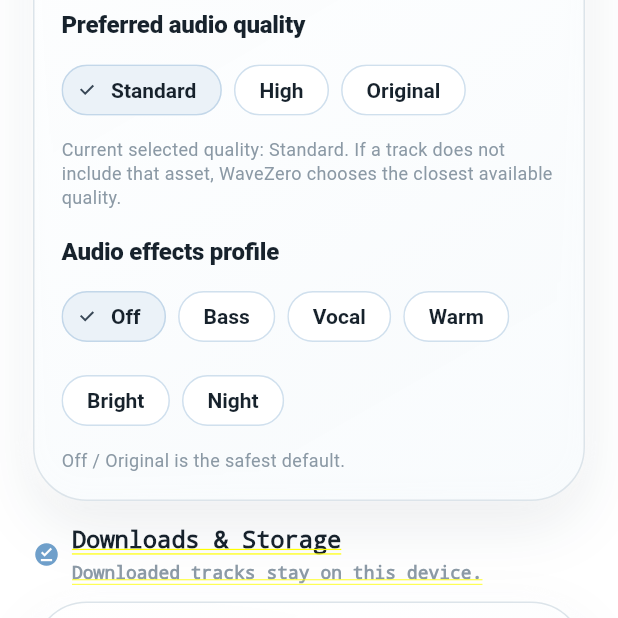
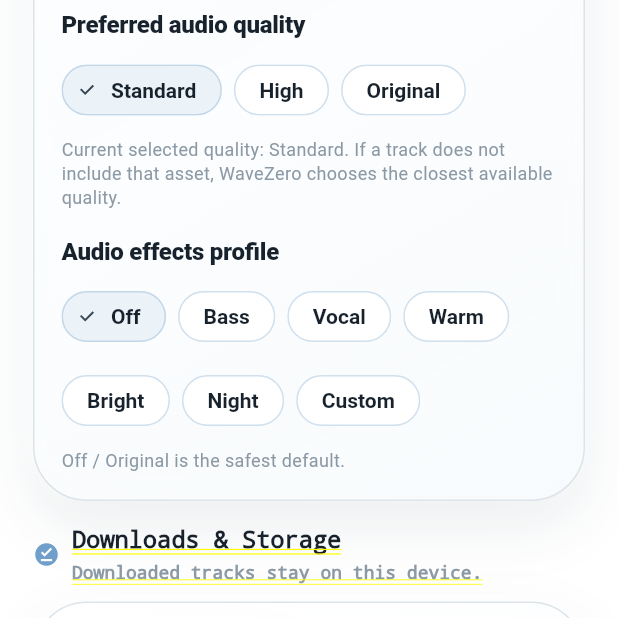
Before and after one commit to omarkhair70-droid/wavezero, a Flutter app: the WzSettingsPage screen opened directly with empty values, scrolled down 1152 dp, on a phone screen of 412 x 824 dp, the top half of it. Run offline on Flutter 3.47's test engine with Material 3 defaults, Android fonts, the phone set to English and light mode, and no system bars; our stand-ins replace shared_preferences; accounts and stored records are empty; network calls fail.

Commit message:
Add custom EQ profile identity

```diff
--- a/apps/flutter/wavezero_app/lib/audio/audio_effects.dart
+++ b/apps/flutter/wavezero_app/lib/audio/audio_effects.dart
@@ -1,8 +1,8 @@
 /// User-selectable audio effect profiles and diagnostics metadata.
 ///
-/// The gain values are intentionally subtle and are used by Flutter diagnostics
-/// and native bridge requests. They do not imply that native DSP is active unless
-/// the playback bridge returns [NativeAudioEffectStatus.applied].
+/// The preset gain values are intentionally subtle. Custom EQ uses a separately
+/// persisted ten-point native curve, but still shares the same profile identity
+/// so selection survives app restarts.
 enum AudioEffectProfile {
   off,
   bassBoost,
@@ -10,6 +10,7 @@ enum AudioEffectProfile {
   warm,
   bright,
   nightSoft,
+  custom,
 }
 
 enum AudioEffectSafety { qualitySafe, subtle, stronger }
@@ -31,6 +32,8 @@ extension AudioEffectProfileInfo on AudioEffectProfile {
         return 'bright';
       case AudioEffectProfile.nightSoft:
         return 'night_soft';
+      case AudioEffectProfile.custom:
+        return 'custom';
     }
   }
 
@@ -48,6 +51,8 @@ extension AudioEffectProfileInfo on AudioEffectProfile {
         return 'Bright';
       case AudioEffectProfile.nightSoft:
         return 'Night / Soft';
+      case AudioEffectProfile.custom:
+        return 'Custom EQ';
     }
   }
 
@@ -65,6 +70,8 @@ extension AudioEffectProfileInfo on AudioEffectProfile {
         return 'Bright';
       case AudioEffectProfile.nightSoft:
         return 'Night';
+      case AudioEffectProfile.custom:
+        return 'Custom';
     }
   }
 
@@ -81,7 +88,9 @@ extension AudioEffectProfileInfo on AudioEffectProfile {
       case AudioEffectProfile.bright:
         return 'Light treble lift for a more open presentation without harsh settings.';
       case AudioEffectProfile.nightSoft:
-        return 'Low-intensity listening profile foundation; no compression is claimed unless native support reports it.';
+        return 'Low-intensity listening profile with a softer tonal balance.';
+      case AudioEffectProfile.custom:
+        return 'Your ten-point EQ curve, mapped onto the native bands exposed by this Android device.';
     }
   }
 
@@ -96,6 +105,8 @@ extension AudioEffectProfileInfo on AudioEffectProfile {
       case AudioEffectProfile.bright:
       case AudioEffectProfile.nightSoft:
         return AudioEffectSafety.subtle;
+      case AudioEffectProfile.custom:
+        return AudioEffectSafety.stronger;
     }
   }
 
@@ -113,6 +124,7 @@ extension AudioEffectProfileInfo on AudioEffectProfile {
   double get bassGainDb {
     switch (this) {
       case AudioEffectProfile.off:
+      case AudioEffectProfile.custom:
         return 0;
       case AudioEffectProfile.bassBoost:
         return 2.0;
@@ -130,6 +142,7 @@ extension AudioEffectProfileInfo on AudioEffectProfile {
   double get midGainDb {
     switch (this) {
       case AudioEffectProfile.off:
+      case AudioEffectProfile.custom:
         return 0;
       case AudioEffectProfile.bassBoost:
         return 0.2;
@@ -147,6 +160,7 @@ extension AudioEffectProfileInfo on AudioEffectProfile {
   double get trebleGainDb {
     switch (this) {
       case AudioEffectProfile.off:
+      case AudioEffectProfile.custom:
         return 0;
       case AudioEffectProfile.bassBoost:
         return -0.2;
@@ -164,6 +178,7 @@ extension AudioEffectProfileInfo on AudioEffectProfile {
   double get preampGainDb {
     switch (this) {
       case AudioEffectProfile.off:
+      case AudioEffectProfile.custom:
         return 0;
       case AudioEffectProfile.bassBoost:
         return -1.5;
```
